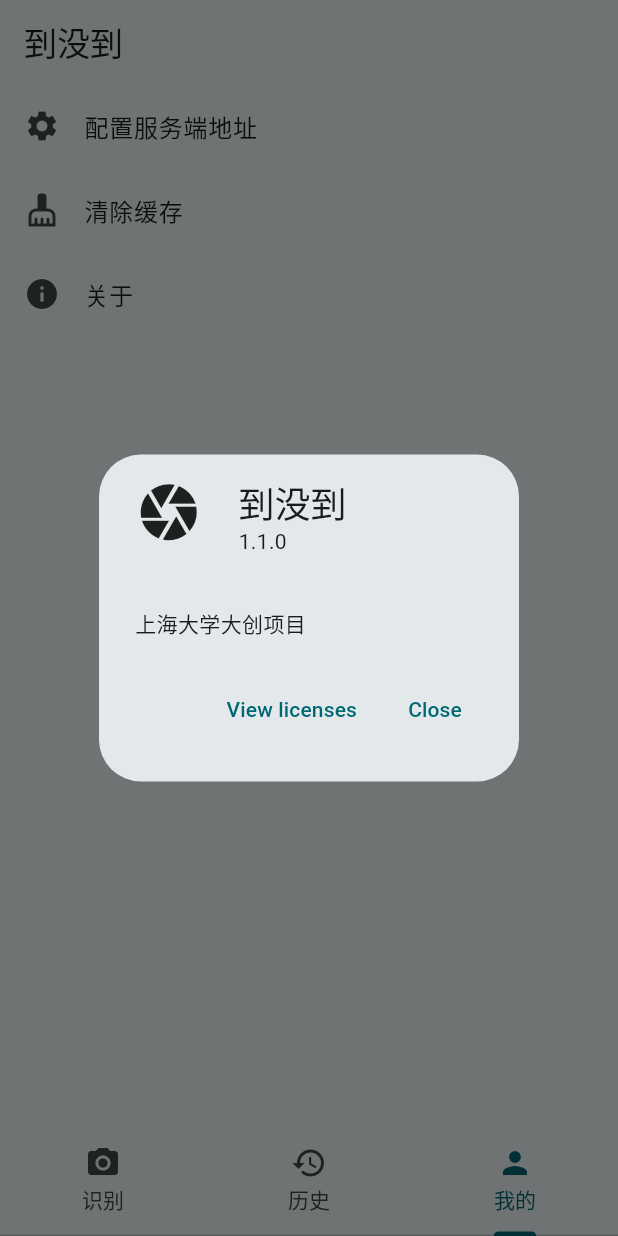
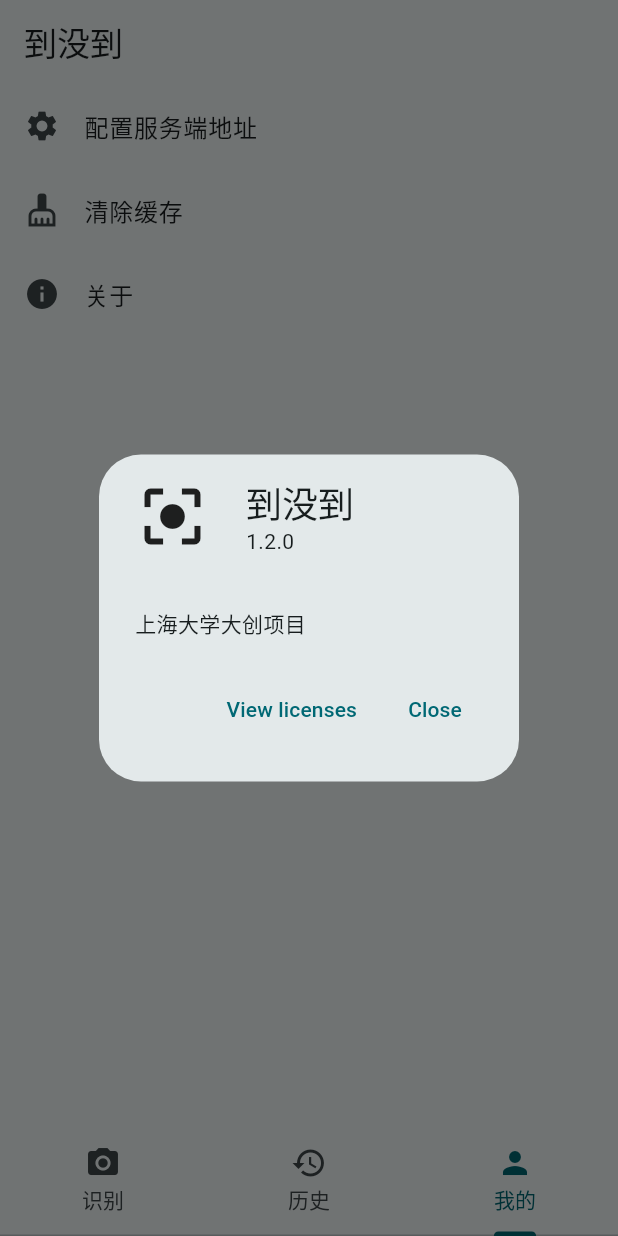
Before and after one commit to sakura0224/Arrived-or-Not-Frontend, a Flutter app: the screen it shows after launch, item 3 of the bottom bar chosen, after a tap on "关于", on a phone screen of 412 x 824 dp. Run offline on Flutter 3.47's test engine with Material 3 defaults, Android fonts, the phone set to English and light mode, and no system bars; drawn by our look-alikes of modal_progress_hud_nsn; our stand-ins replace flutter_speed_dial, image_picker, shared_preferences.

Commit message:
Add ModalProgressHUD, update 1.2.0

```diff
--- a/lib/main.dart
+++ b/lib/main.dart
@@ -10,6 +10,7 @@ import 'package:shared_preferences/shared_preferences.dart';
 import 'global_config.dart';
 import 'package:flutter_speed_dial/flutter_speed_dial.dart';
 import 'package:path_provider/path_provider.dart';
+import 'package:modal_progress_hud_nsn/modal_progress_hud_nsn.dart';
 
 // 程序入口
 void main() async {
@@ -36,7 +37,22 @@ class MyApp extends StatelessWidget {
           seedColor: Colors.white,
         ),
       ),
-      home: DefaultTabController(
+      home: Consumer<ImageNotifier>(
+        builder: (context, imageNotifier, child) {
+          return ModalProgressHUD(
+            inAsyncCall: imageNotifier.isLoading,
+            progressIndicator: const Column(
+              mainAxisAlignment: MainAxisAlignment.center,
+              children: [
+                CircularProgressIndicator(),
+                Material(
+                  color: Colors.transparent,
+                  child: Text("识别中...",
+                      style: TextStyle(color: Colors.blueGrey, fontSize: 15)),
+                ),
+              ],
+            ),
+            child: DefaultTabController(
               length: 3,
               child: Scaffold(
                 appBar: AppBar(
@@ -59,17 +75,29 @@ class MyApp extends StatelessWidget {
               ),
             ),
           );
+        },
+      ),
+    );
   }
 }
 
 // 用于传递图片的Provider
 class ImageNotifier extends ChangeNotifier {
-  XFile? _image;
+  XFile? _image; // image_picker返回的图片
+  bool _isLoading = false; // 是否正在加载
 
   XFile? get image => _image;
+  bool get isLoading => _isLoading;
 
   void setImage(XFile image) {
+    // 设置图片
     _image = image;
+    notifyListeners();
+  }
+
+  set isLoading(bool isLoading) {
+    // 设置加载状态
+    _isLoading = isLoading;
     notifyListeners();
   }
 }
@@ -127,9 +155,13 @@ class CameraPageState extends State<CameraPage> {
                   ),
                 ),
               );
+              setState(() {
+                Provider.of<ImageNotifier>(context, listen: false).isLoading =
+                    false; // 数据已返回，停止加载
+              });
             } else {
-              scaffoldMessenger.showSnackBar(
-                  const SnackBar(content: Text('接收失败，请在上传时不要进行任何操作')));
+              scaffoldMessenger
+                  .showSnackBar(const SnackBar(content: Text('接收失败，请不要退出应用')));
             }
           } else {
             scaffoldMessenger
@@ -138,9 +170,17 @@ class CameraPageState extends State<CameraPage> {
         });
       } else {
         scaffoldMessenger.showSnackBar(const SnackBar(content: Text('图片上传失败')));
+        setState(() {
+          Provider.of<ImageNotifier>(context, listen: false).isLoading =
+              false; // 停止加载
+        });
       }
     } catch (e) {
       scaffoldMessenger.showSnackBar(SnackBar(content: Text('图片上传失败：$e')));
+      setState(() {
+        Provider.of<ImageNotifier>(context, listen: false).isLoading =
+            false; // 停止加载
+      });
     }
   }
 
@@ -190,13 +230,17 @@ class CameraPageState extends State<CameraPage> {
             child: const Icon(Icons.cloud_upload),
             label: '上传',
             onTap: () async {
+              setState(() {
+                Provider.of<ImageNotifier>(context, listen: false).isLoading =
+                    true; // 开始加载
+              });
               if (imageNotifier.image == null) {
                 ScaffoldMessenger.of(context).showSnackBar(
                   const SnackBar(content: Text('请先拍摄照片')),
                 );
               } else {
                 ScaffoldMessenger.of(context).showSnackBar(
-                  const SnackBar(content: Text('正在上传图片...请不要进行任何操作')),
+                  const SnackBar(content: Text('正在上传图片...请不要退出应用')),
                 );
                 await uploadImage(imageNotifier.image!.path, context);
               }
@@ -480,8 +524,8 @@ class MyPageState extends State<MyPage> {
             showAboutDialog(
               context: context,
               applicationName: '到没到',
-              applicationVersion: '1.1.0',
-              applicationIcon: const Icon(Icons.camera, size: 45),
+              applicationVersion: '1.2.0',
+              applicationIcon: const Icon(Icons.center_focus_strong, size: 50),
               children: const <Widget>[
                 Text('上海大学大创项目'),
               ],
--- a/pubspec.yaml
+++ b/pubspec.yaml
@@ -16,7 +16,7 @@ publish_to: 'none' # Remove this line if you wish to publish to pub.dev
 # https://developer.apple.com/library/archive/documentation/General/Reference/InfoPlistKeyReference/Articles/CoreFoundationKeys.html
 # In Windows, build-name is used as the major, minor, and patch parts
 # of the product and file versions while build-number is used as the build suffix.
-version: 1.1.0+1
+version: 1.2.0+1
 
 environment:
   sdk: '>=3.2.4 <4.0.0'
@@ -43,6 +43,7 @@ dependencies:
   shared_preferences: ^2.2.2
   flutter_speed_dial: ^7.0.0
   path_provider: ^2.1.2
+  modal_progress_hud_nsn: ^0.5.1
 
 dev_dependencies:
   flutter_test:
```
Also changed, not shown: pubspec.lock. Lines whose indentation alone changed are shown as unchanged.
